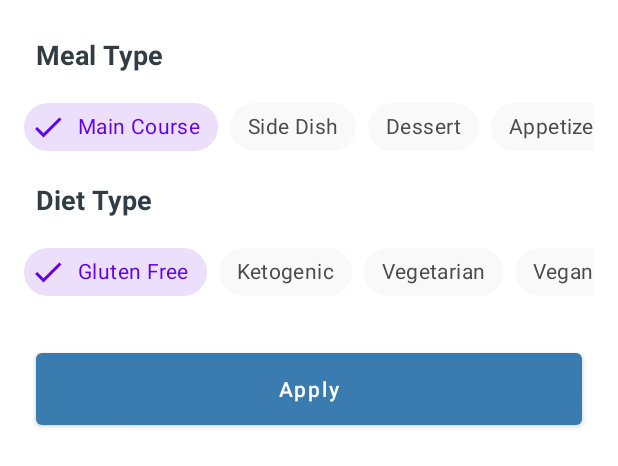
After one commit to Ali1Assalem/Foody, an Android app: the layout recipes_bottom_sheet.xml on its own in the app's theme, with its tools: preview values and no code run, on a phone screen of 412 x 824 dp. The commit adds this screen. Shown: the top 466 px of the screen. Run offline under Robolectric (Android 15) with nearby library versions, the phone set to English and light mode, and no system bars.

Commit message:
RecipesBottomSheet & RecipesViewModel

```diff
--- a/app/build.gradle
+++ b/app/build.gradle
@@ -96,7 +96,8 @@ dependencies {
     kapt 'com.github.bumptech.glide:compiler:4.13.0'
 
     // DataStore
-    implementation "androidx.datastore:datastore-preferences:1.0.0"
+   // implementation "androidx.datastore:datastore-preferences:1.0.0"
+    implementation "androidx.datastore:datastore-preferences:1.0.0-alpha01"
 
     // Retrofit
     implementation 'com.squareup.retrofit2:retrofit:2.9.0'
--- /dev/null
+++ b/app/src/main/res/color/chip_background_color.xml
@@ -0,0 +1,7 @@
+<?xml version="1.0" encoding="utf-8"?>
+<selector xmlns:android="http://schemas.android.com/apk/res/android">
+
+    <item android:color="@color/checkedChipBackgroundColor" android:state_checked="true" />
+    <item android:color="@color/chipBackgroundColor" android:state_checked="false" />
+
+</selector>
--- /dev/null
+++ b/app/src/main/res/color/chip_text_color.xml
@@ -0,0 +1,7 @@
+<?xml version="1.0" encoding="utf-8"?>
+<selector xmlns:android="http://schemas.android.com/apk/res/android">
+
+    <item android:color="@color/checkedChipTextColor" android:state_checked="true" />
+    <item android:color="@color/chipTextColor" android:state_checked="false" />
+
+</selector>
--- a/app/src/main/res/layout/fragment_recipes.xml
+++ b/app/src/main/res/layout/fragment_recipes.xml
@@ -31,7 +31,7 @@
             app:layout_constraintTop_toTopOf="parent" />
 
         <com.google.android.material.floatingactionbutton.FloatingActionButton
-            android:id="@+id/floatingActionButton"
+            android:id="@+id/recipes_fab"
             android:layout_width="wrap_content"
             android:layout_height="wrap_content"
             android:layout_marginEnd="24dp"
@@ -69,7 +69,6 @@
             android:textSize="18sp"
             android:textStyle="bold"
             android:visibility="invisible"
-            android:fontFamily="@font/ubuntu_medium"
             app:layout_constraintEnd_toEndOf="@+id/error_imageView"
             app:layout_constraintStart_toStartOf="@+id/error_imageView"
             app:layout_constraintTop_toBottomOf="@+id/error_imageView" />
--- /dev/null
+++ b/app/src/main/res/layout/recipes_bottom_sheet.xml
@@ -0,0 +1,264 @@
+<?xml version="1.0" encoding="utf-8"?>
+<androidx.constraintlayout.widget.ConstraintLayout xmlns:android="http://schemas.android.com/apk/res/android"
+    xmlns:app="http://schemas.android.com/apk/res-auto"
+    xmlns:tools="http://schemas.android.com/tools"
+    android:layout_width="match_parent"
+    android:layout_height="wrap_content"
+    android:background="@color/white"
+    tools:context=".ui.recipes.bottomsheet.RecipesBottomSheet">
+
+    <TextView
+        android:id="@+id/mealType_txt"
+        android:layout_width="wrap_content"
+        android:layout_height="wrap_content"
+        android:layout_marginStart="24dp"
+        android:layout_marginTop="24dp"
+        android:text="@string/meal_type"
+        android:textSize="18sp"
+        android:textStyle="bold"
+        android:textColor="@color/dark"
+        app:layout_constraintStart_toStartOf="parent"
+        app:layout_constraintTop_toTopOf="parent" />
+
+    <HorizontalScrollView
+        android:id="@+id/mealType_scrollView"
+        android:layout_width="match_parent"
+        android:layout_height="wrap_content"
+        android:layout_marginStart="16dp"
+        android:layout_marginTop="12dp"
+        android:layout_marginEnd="16dp"
+        android:scrollbars="none"
+        app:layout_constraintEnd_toEndOf="parent"
+        app:layout_constraintStart_toStartOf="parent"
+        app:layout_constraintTop_toBottomOf="@+id/mealType_txt">
+
+        <LinearLayout
+            android:layout_width="wrap_content"
+            android:layout_height="match_parent"
+            android:orientation="horizontal" >
+
+            <com.google.android.material.chip.ChipGroup
+                android:id="@+id/mealType_chipGroup"
+                android:layout_width="match_parent"
+                android:layout_height="match_parent"
+                app:checkedChip="@+id/main_course_chip"
+                app:selectionRequired="true"
+                app:singleLine="true"
+                app:singleSelection="true">
+
+                <com.google.android.material.chip.Chip
+                    style="@style/CustomChipStyle"
+                    android:id="@+id/main_course_chip"
+                    android:layout_width="wrap_content"
+                    android:layout_height="wrap_content"
+                    android:text="@string/main_course"/>
+
+                <com.google.android.material.chip.Chip
+                    style="@style/CustomChipStyle"
+                    android:id="@+id/side_dish_chip"
+                    android:layout_width="wrap_content"
+                    android:layout_height="wrap_content"
+                    android:text="@string/side_dish"/>
+
+                <com.google.android.material.chip.Chip
+                    style="@style/CustomChipStyle"
+                    android:id="@+id/dessert_chip"
+                    android:layout_width="wrap_content"
+                    android:layout_height="wrap_content"
+                    android:text="@string/dessert"/>
+
+                <com.google.android.material.chip.Chip
+                    style="@style/CustomChipStyle"
+                    android:id="@+id/appetizer_chip"
+                    android:layout_width="wrap_content"
+                    android:layout_height="wrap_content"
+                    android:text="@string/appetizer"/>
+
+                <com.google.android.material.chip.Chip
+                    style="@style/CustomChipStyle"
+                    android:id="@+id/salad_chip"
+                    android:layout_width="wrap_content"
+                    android:layout_height="wrap_content"
+                    android:text="@string/salad"/>
+
+                <com.google.android.material.chip.Chip
+                    style="@style/CustomChipStyle"
+                    android:id="@+id/bread_chip"
+                    android:layout_width="wrap_content"
+                    android:layout_height="wrap_content"
+                    android:text="@string/bread"/>
+
+                <com.google.android.material.chip.Chip
+                    style="@style/CustomChipStyle"
+                    android:id="@+id/breakfast_chip"
+                    android:layout_width="wrap_content"
+                    android:layout_height="wrap_content"
+                    android:text="@string/breakfast"/>
+
+                <com.google.android.material.chip.Chip
+                    style="@style/CustomChipStyle"
+                    android:id="@+id/soup_chip"
+                    android:layout_width="wrap_content"
+                    android:layout_height="wrap_content"
+                    android:text="@string/soup"/>
+
+                <com.google.android.material.chip.Chip
+                    style="@style/CustomChipStyle"
+                    android:id="@+id/beverage_chip"
+                    android:layout_width="wrap_content"
+                    android:layout_height="wrap_content"
+                    android:text="@string/beverage"/>
+
+                <com.google.android.material.chip.Chip
+                    style="@style/CustomChipStyle"
+                    android:id="@+id/sauce_chip"
+                    android:layout_width="wrap_content"
+                    android:layout_height="wrap_content"
+                    android:text="@string/sauce"/>
+
+                <com.google.android.material.chip.Chip
+                    style="@style/CustomChipStyle"
+                    android:id="@+id/marinade_chip"
+                    android:layout_width="wrap_content"
+                    android:layout_height="wrap_content"
+                    android:text="@string/marinade"/>
+
+                <com.google.android.material.chip.Chip
+                    style="@style/CustomChipStyle"
+                    android:id="@+id/finger_food_chip"
+                    android:layout_width="wrap_content"
+                    android:layout_height="wrap_content"
+                    android:text="@string/fingerfood"/>
+
+                <com.google.android.material.chip.Chip
+                    style="@style/CustomChipStyle"
+                    android:id="@+id/snack_chip"
+                    android:layout_width="wrap_content"
+                    android:layout_height="wrap_content"
+                    android:text="@string/snack"/>
+
+                <com.google.android.material.chip.Chip
+                    style="@style/CustomChipStyle"
+                    android:id="@+id/drink_chip"
+                    android:layout_width="wrap_content"
+                    android:layout_height="wrap_content"
+                    android:text="@string/drink"/>
+            </com.google.android.material.chip.ChipGroup>
+        </LinearLayout>
+    </HorizontalScrollView>
+
+    <TextView
+        android:id="@+id/dietType_txt"
+        android:layout_width="wrap_content"
+        android:layout_height="wrap_content"
+        android:layout_marginStart="24dp"
+        android:layout_marginTop="12dp"
+        android:text="@string/diet_type"
+        android:textColor="@color/dark"
+        android:textSize="18sp"
+        android:textStyle="bold"
+        app:layout_constraintStart_toStartOf="parent"
+        app:layout_constraintTop_toBottomOf="@+id/mealType_scrollView" />
+
+    <HorizontalScrollView
+        android:id="@+id/dietType_scrollView"
+        android:layout_width="match_parent"
+        android:layout_height="wrap_content"
+        android:layout_marginStart="16dp"
+        android:layout_marginTop="12dp"
+        android:layout_marginEnd="16dp"
+        android:scrollbars="none"
+        app:layout_constraintEnd_toEndOf="parent"
+        app:layout_constraintStart_toStartOf="parent"
+        app:layout_constraintTop_toBottomOf="@+id/dietType_txt">
+
+        <LinearLayout
+            android:layout_width="wrap_content"
+            android:layout_height="match_parent"
+            android:orientation="horizontal" >
+
+            <com.google.android.material.chip.ChipGroup
+                android:id="@+id/dietType_chipGroup"
+                android:layout_width="match_parent"
+                android:layout_height="match_parent"
+                app:checkedChip="@+id/gluten_free_chip"
+                app:selectionRequired="true"
+                app:singleLine="true"
+                app:singleSelection="true">
+
+                <com.google.android.material.chip.Chip
+                    style="@style/CustomChipStyle"
+                    android:id="@+id/gluten_free_chip"
+                    android:layout_width="wrap_content"
+                    android:layout_height="wrap_content"
+                    android:text="@string/gluten_free"/>
+
+                <com.google.android.material.chip.Chip
+                    style="@style/CustomChipStyle"
+                    android:id="@+id/ketogenic_chip"
+                    android:layout_width="wrap_content"
+                    android:layout_height="wrap_content"
+                    android:text="@string/ketogenic"/>
+
+                <com.google.android.material.chip.Chip
+                    style="@style/CustomChipStyle"
+                    android:id="@+id/vegetarian_chip"
+                    android:layout_width="wrap_content"
+                    android:layout_height="wrap_content"
+                    android:text="@string/vegetarian"/>
+
+                <com.google.android.material.chip.Chip
+                    style="@style/CustomChipStyle"
+                    android:id="@+id/vegan_chip"
+                    android:layout_width="wrap_content"
+                    android:layout_height="wrap_content"
+                    android:text="@string/vegan"/>
+
+                <com.google.android.material.chip.Chip
+                    style="@style/CustomChipStyle"
+                    android:id="@+id/pescetarian_chip"
+                    android:layout_width="wrap_content"
+                    android:layout_height="wrap_content"
+                    android:text="@string/pescetarian"/>
+
+                <com.google.android.material.chip.Chip
+                    style="@style/CustomChipStyle"
+                    android:id="@+id/paleo_chip"
+                    android:layout_width="wrap_content"
+                    android:layout_height="wrap_content"
+                    android:text="@string/paleo"/>
+
+                <com.google.android.material.chip.Chip
+                    style="@style/CustomChipStyle"
+                    android:id="@+id/primal_chip"
+                    android:layout_width="wrap_content"
+                    android:layout_height="wrap_content"
+                    android:text="@string/primal"/>
+
+                <com.google.android.material.chip.Chip
+                    style="@style/CustomChipStyle"
+                    android:id="@+id/whole30_chip"
+                    android:layout_width="wrap_content"
+                    android:layout_height="wrap_content"
+                    android:text="@string/whole30"/>
+
+            </com.google.android.material.chip.ChipGroup>
+        </LinearLayout>
+    </HorizontalScrollView>
+
+    <Button
+        android:id="@+id/apply_btn"
+        android:layout_width="match_parent"
+        android:layout_height="60dp"
+        android:layout_marginStart="24dp"
+        android:layout_marginTop="24dp"
+        android:layout_marginEnd="24dp"
+        android:layout_marginBottom="24dp"
+        android:text="@string/apply"
+        android:textAllCaps="false"
+        app:layout_constraintBottom_toBottomOf="parent"
+        app:layout_constraintEnd_toEndOf="parent"
+        app:layout_constraintStart_toStartOf="parent"
+        app:layout_constraintTop_toBottomOf="@+id/dietType_scrollView" />
+
+</androidx.constraintlayout.widget.ConstraintLayout>
--- a/app/src/main/res/values/colors.xml
+++ b/app/src/main/res/values/colors.xml
@@ -20,15 +20,18 @@
     <color name="red">#FF4646</color>
     <color name="yellow">#FFC114</color>
     <color name="green">#00C980</color>
+
     <!--  LIGHT THEME  -->
     <color name="backgroundColor">@color/lightGray</color>
     <color name="placeholderColor">@color/mediumGray</color>
     <color name="itemColor">@color/darker</color>
+
     // Custom Chip Style
     <color name="checkedChipBackgroundColor">#206200EA</color>
     <color name="chipBackgroundColor">@color/lightGray</color>
     <color name="checkedChipTextColor">@color/colorPrimary</color>
     <color name="chipTextColor">@color/darkGray</color>
+
     // Custom CardView Style
     <color name="strokeColor">@color/lightMediumGray</color>
     <color name="cardBackgroundColor">@color/white</color>
@@ -39,8 +42,10 @@
     <color name="contextualStatusBarColor">@color/darker</color>
     <color name="contextualActionBarColor">@color/dark</color>
     <color name="actionBarBackgroundColor">@color/colorPrimary</color>
+
     // Custom BottomNavigationView Style
     <color name="bottomNavBackground">@color/white</color>
     <color name="bottomNavItemColor">@color/darkGray</color>
     <color name="bottomNavCheckedItemColor">@color/colorPrimary</color>
+
 </resources>
--- /dev/null
+++ b/app/src/main/res/values/styles.xml
@@ -0,0 +1,17 @@
+<resources>
+    <!-- Base application theme. -->
+    <style name="AppTheme" parent="Theme.MaterialComponents.DayNight.DarkActionBar">
+        <!-- Customize your theme here. -->
+        <item name="colorPrimary">@color/colorPrimary</item>
+        <item name="colorPrimaryDark">@color/colorPrimaryDark</item>
+        <item name="colorAccent">@color/colorAccent</item>
+    </style>
+
+    <style name="CustomChipStyle" parent="Widget.MaterialComponents.Chip.Filter">
+        <item name="chipBackgroundColor">@color/chip_background_color</item>
+        <item name="android:textColor">@color/chip_text_color</item>
+        <item name="checkedIconTint">@color/chip_text_color</item>
+        <item name="android:fontFamily">@font/ubuntu_medium</item>
+    </style>
+
+</resources>
--- a/build.gradle
+++ b/build.gradle
@@ -6,8 +6,8 @@ buildscript {
     }
 }
 plugins {
-    id 'com.android.application' version '7.0.2' apply false
-    id 'com.android.library' version '7.0.2' apply false
+    id 'com.android.application' version '7.2.1' apply false
+    id 'com.android.library' version '7.2.1' apply false
     id 'org.jetbrains.kotlin.android' version '1.6.21' apply false
 }
 
```
Also changed, not shown: app/src/main/java/com/example/foody/data/DataStoreRepository.kt (added, +78 -0 lines), app/src/main/java/com/example/foody/ui/recipes/RecipesFragment.kt (+11 -2 lines), app/src/main/java/com/example/foody/ui/recipes/bottomsheet/RecipesBottomSheet.kt (added, +97 -0 lines), app/src/main/java/com/example/foody/util/Constants.kt (+11 -0 lines), app/src/main/java/com/example/foody/viewmodels/RecipesViewModel.kt (+36 -4 lines), app/src/main/res/color/bottom_nav_view_item_color.xml (added, +7 -0 lines), app/src/main/res/navigation/my_nav.xml (+22 -1 lines), gradle/wrapper/gradle-wrapper.properties.
